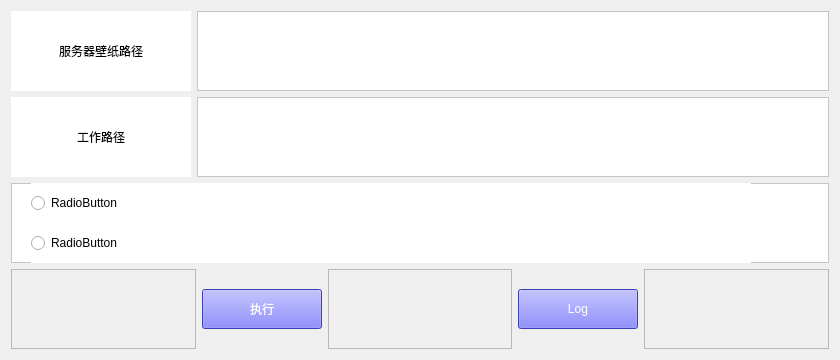
First picture: the form in lock_image_config/main_ui.ui, repository WanKaKa/MultipleLanguageUtils, before the edit.
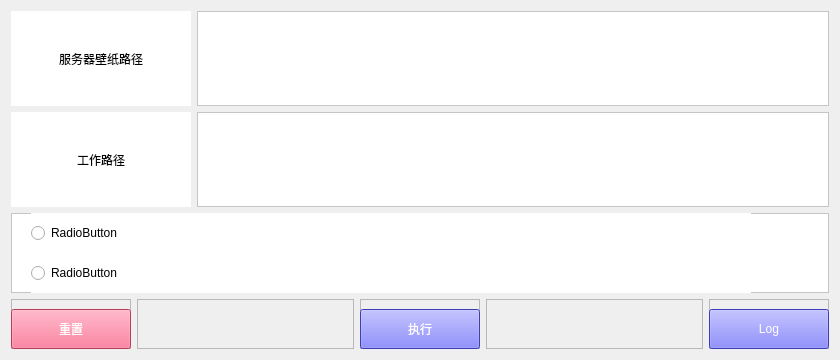
Second picture: the form after the edit.

What changed in the file:
```diff
--- a/lock_image_config/main_ui.ui
+++ b/lock_image_config/main_ui.ui
@@ -29,7 +29,7 @@
          <property name="maximumSize">
           <size>
            <width>180</width>
-           <height>80</height>
+           <height>16777215</height>
           </size>
          </property>
          <property name="styleSheet">
@@ -52,12 +52,6 @@
            <height>80</height>
           </size>
          </property>
-         <property name="maximumSize">
-          <size>
-           <width>16777215</width>
-           <height>80</height>
-          </size>
-         </property>
          <property name="styleSheet">
           <string notr="true">background-color: rgb(255, 255, 255);
 color: rgb(85, 85, 255);
@@ -80,7 +74,7 @@
          <property name="maximumSize">
           <size>
            <width>180</width>
-           <height>80</height>
+           <height>16777215</height>
           </size>
          </property>
          <property name="styleSheet">
@@ -103,12 +97,6 @@
            <height>80</height>
           </size>
          </property>
-         <property name="maximumSize">
-          <size>
-           <width>16777215</width>
-           <height>80</height>
-          </size>
-         </property>
          <property name="styleSheet">
           <string notr="true">background-color: rgb(255, 255, 255);
 color: rgb(85, 85, 255);
@@ -177,16 +165,107 @@
       <layout class="QHBoxLayout" name="horizontalLayout_4">
        <item>
         <widget class="QFrame" name="frame_2">
+         <property name="minimumSize">
+          <size>
+           <width>120</width>
+           <height>50</height>
+          </size>
+         </property>
+         <property name="maximumSize">
+          <size>
+           <width>120</width>
+           <height>50</height>
+          </size>
+         </property>
          <property name="frameShape">
           <enum>QFrame::StyledPanel</enum>
          </property>
          <property name="frameShadow">
           <enum>QFrame::Raised</enum>
          </property>
-        </widget>
+         <widget class="QPushButton" name="reset_button">
+          <property name="geometry">
+           <rect>
+            <x>0</x>
+            <y>10</y>
+            <width>120</width>
+            <height>40</height>
+           </rect>
+          </property>
+          <property name="minimumSize">
+           <size>
+            <width>120</width>
+            <height>40</height>
+           </size>
+          </property>
+          <property name="maximumSize">
+           <size>
+            <width>120</width>
+            <height>40</height>
+           </size>
+          </property>
+          <property name="styleSheet">
+           <string notr="true">background-color: rgb(255, 85, 127);
+color: rgb(255, 255, 255);
+font: 12pt &quot;微软雅黑&quot;;</string>
+          </property>
+          <property name="text">
+           <string>重置</string>
+          </property>
+         </widget>
+        </widget>
        </item>
        <item>
+        <widget class="QFrame" name="frame_3">
+         <property name="minimumSize">
+          <size>
+           <width>0</width>
+           <height>50</height>
+          </size>
+         </property>
+         <property name="maximumSize">
+          <size>
+           <width>16777215</width>
+           <height>50</height>
+          </size>
+         </property>
+         <property name="frameShape">
+          <enum>QFrame::StyledPanel</enum>
+         </property>
+         <property name="frameShadow">
+          <enum>QFrame::Raised</enum>
+         </property>
+        </widget>
+       </item>
+       <item>
+        <widget class="QFrame" name="frame_6">
+         <property name="minimumSize">
+          <size>
+           <width>120</width>
+           <height>50</height>
+          </size>
+         </property>
+         <property name="maximumSize">
+          <size>
+           <width>120</width>
+           <height>50</height>
+          </size>
+         </property>
+         <property name="frameShape">
+          <enum>QFrame::StyledPanel</enum>
+         </property>
+         <property name="frameShadow">
+          <enum>QFrame::Raised</enum>
+         </property>
         <widget class="QPushButton" name="run_button">
+          <property name="geometry">
+           <rect>
+            <x>0</x>
+            <y>10</y>
+            <width>120</width>
+            <height>40</height>
+           </rect>
+          </property>
          <property name="minimumSize">
           <size>
            <width>120</width>
@@ -208,9 +287,10 @@
           <string>执行</string>
          </property>
         </widget>
+        </widget>
        </item>
        <item>
-        <widget class="QFrame" name="frame_3">
+        <widget class="QFrame" name="frame_5">
          <property name="frameShape">
           <enum>QFrame::StyledPanel</enum>
          </property>
@@ -220,7 +300,34 @@
         </widget>
        </item>
        <item>
+        <widget class="QFrame" name="frame_4">
+         <property name="minimumSize">
+          <size>
+           <width>120</width>
+           <height>50</height>
+          </size>
+         </property>
+         <property name="maximumSize">
+          <size>
+           <width>120</width>
+           <height>50</height>
+          </size>
+         </property>
+         <property name="frameShape">
+          <enum>QFrame::StyledPanel</enum>
+         </property>
+         <property name="frameShadow">
+          <enum>QFrame::Raised</enum>
+         </property>
         <widget class="QPushButton" name="log_button">
+          <property name="geometry">
+           <rect>
+            <x>0</x>
+            <y>10</y>
+            <width>120</width>
+            <height>40</height>
+           </rect>
+          </property>
          <property name="minimumSize">
           <size>
            <width>120</width>
@@ -242,15 +349,6 @@
           <string>Log</string>
          </property>
         </widget>
-       </item>
-       <item>
-        <widget class="QFrame" name="frame_4">
-         <property name="frameShape">
-          <enum>QFrame::StyledPanel</enum>
-         </property>
-         <property name="frameShadow">
-          <enum>QFrame::Raised</enum>
-         </property>
         </widget>
        </item>
       </layout>
```
Lines whose indentation alone changed are shown as unchanged.
